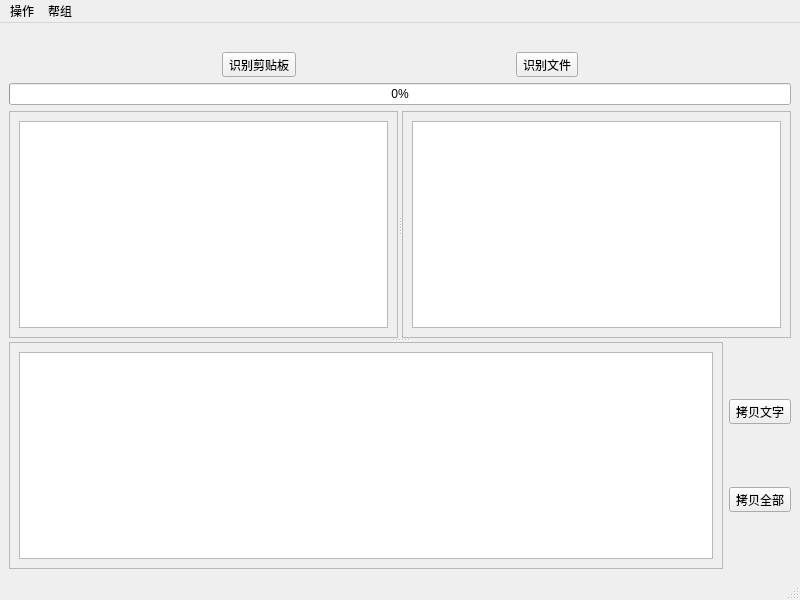
Old version of the form pybibiocr/mainwindow.ui in the repository bibiparrot/bibiocr.
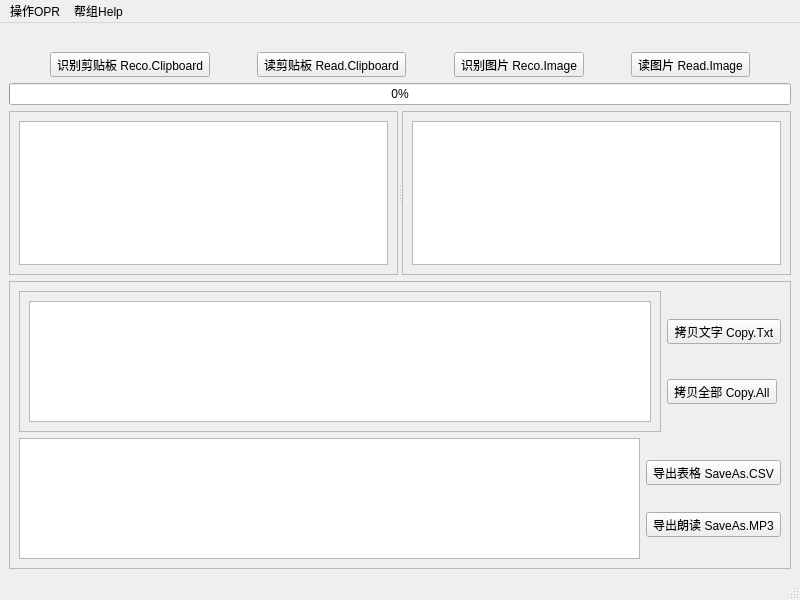
New version of the form. Icons and pictures are not drawn.

Patch:
```diff
--- a/pybibiocr/mainwindow.ui
+++ b/pybibiocr/mainwindow.ui
@@ -18,9 +18,7 @@
     <normaloff>bibiocr.ico</normaloff>bibiocr.ico</iconset>
   </property>
   <widget class="QWidget" name="centralwidget">
-   <layout class="QHBoxLayout" name="horizontalLayout_6">
-    <item>
-     <layout class="QVBoxLayout" name="verticalLayout_2">
+   <layout class="QVBoxLayout" name="verticalLayout_3">
       <item>
        <widget class="QLabel" name="label">
         <property name="text">
@@ -52,7 +50,27 @@
         <item>
          <widget class="QToolButton" name="toolButton">
           <property name="text">
-           <string>识别剪贴板</string>
+         <string>识别剪贴板 Reco.Clipboard</string>
+        </property>
+       </widget>
+      </item>
+      <item>
+       <spacer name="horizontalSpacer_5">
+        <property name="orientation">
+         <enum>Qt::Horizontal</enum>
+        </property>
+        <property name="sizeHint" stdset="0">
+         <size>
+          <width>40</width>
+          <height>20</height>
+         </size>
+        </property>
+       </spacer>
+      </item>
+      <item>
+       <widget class="QToolButton" name="toolButton_7">
+        <property name="text">
+         <string>读剪贴板 Read.Clipboard</string>
           </property>
          </widget>
         </item>
@@ -72,7 +90,27 @@
         <item>
          <widget class="QToolButton" name="toolButton_2">
           <property name="text">
-           <string>识别文件</string>
+         <string>识别图片 Reco.Image</string>
+        </property>
+       </widget>
+      </item>
+      <item>
+       <spacer name="horizontalSpacer_4">
+        <property name="orientation">
+         <enum>Qt::Horizontal</enum>
+        </property>
+        <property name="sizeHint" stdset="0">
+         <size>
+          <width>40</width>
+          <height>20</height>
+         </size>
+        </property>
+       </spacer>
+      </item>
+      <item>
+       <widget class="QToolButton" name="toolButton_6">
+        <property name="text">
+         <string>读图片 Read.Image</string>
           </property>
          </widget>
         </item>
@@ -99,10 +137,6 @@
        </widget>
       </item>
       <item>
-       <widget class="QSplitter" name="splitter_2">
-        <property name="orientation">
-         <enum>Qt::Vertical</enum>
-        </property>
         <widget class="QSplitter" name="splitter">
          <property name="orientation">
           <enum>Qt::Horizontal</enum>
@@ -116,8 +150,8 @@
             <rect>
              <x>0</x>
              <y>0</y>
-             <width>386</width>
-             <height>211</height>
+          <width>387</width>
+          <height>188</height>
             </rect>
            </property>
            <layout class="QHBoxLayout" name="horizontalLayout_5">
@@ -136,8 +170,8 @@
             <rect>
              <x>0</x>
              <y>0</y>
-             <width>385</width>
-             <height>211</height>
+          <width>386</width>
+          <height>188</height>
             </rect>
            </property>
            <layout class="QHBoxLayout" name="horizontalLayout">
@@ -148,7 +182,23 @@
           </widget>
          </widget>
         </widget>
-        <widget class="QWidget" name="layoutWidget">
+    </item>
+    <item>
+     <widget class="QScrollArea" name="scrollArea_4">
+      <property name="widgetResizable">
+       <bool>true</bool>
+      </property>
+      <widget class="QWidget" name="scrollAreaWidgetContents_4">
+       <property name="geometry">
+        <rect>
+         <x>0</x>
+         <y>0</y>
+         <width>780</width>
+         <height>265</height>
+        </rect>
+       </property>
+       <layout class="QVBoxLayout" name="verticalLayout_4">
+        <item>
          <layout class="QHBoxLayout" name="horizontalLayout_3">
           <item>
            <widget class="QScrollArea" name="scrollArea">
@@ -160,8 +210,8 @@
               <rect>
                <x>0</x>
                <y>0</y>
-               <width>701</width>
-               <height>211</height>
+               <width>629</width>
+               <height>126</height>
               </rect>
              </property>
              <layout class="QHBoxLayout" name="horizontalLayout_2">
@@ -190,7 +240,7 @@
             <item>
              <widget class="QToolButton" name="toolButton_4">
               <property name="text">
-               <string>拷贝文字</string>
+               <string>拷贝文字 Copy.Txt</string>
               </property>
              </widget>
             </item>
@@ -210,7 +260,7 @@
             <item>
              <widget class="QToolButton" name="toolButton_3">
               <property name="text">
-               <string>拷贝全部</string>
+               <string>拷贝全部 Copy.All</string>
               </property>
              </widget>
             </item>
@@ -230,10 +280,89 @@
            </layout>
           </item>
          </layout>
-        </widget>
-       </widget>
-      </item>
-     </layout>
+        </item>
+        <item>
+         <layout class="QHBoxLayout" name="horizontalLayout_6">
+          <item>
+           <widget class="QTableWidget" name="tableWidget"/>
+          </item>
+          <item>
+           <layout class="QVBoxLayout" name="verticalLayout_2">
+            <item>
+             <spacer name="verticalSpacer_4">
+              <property name="orientation">
+               <enum>Qt::Vertical</enum>
+              </property>
+              <property name="sizeHint" stdset="0">
+               <size>
+                <width>20</width>
+                <height>40</height>
+               </size>
+              </property>
+             </spacer>
+            </item>
+            <item>
+             <widget class="QToolButton" name="toolButton_5">
+              <property name="sizePolicy">
+               <sizepolicy hsizetype="Minimum" vsizetype="Fixed">
+                <horstretch>0</horstretch>
+                <verstretch>0</verstretch>
+               </sizepolicy>
+              </property>
+              <property name="text">
+               <string>导出表格 SaveAs.CSV</string>
+              </property>
+              <property name="shortcut">
+               <string>Ctrl+S</string>
+              </property>
+             </widget>
+            </item>
+            <item>
+             <spacer name="verticalSpacer_5">
+              <property name="orientation">
+               <enum>Qt::Vertical</enum>
+              </property>
+              <property name="sizeHint" stdset="0">
+               <size>
+                <width>20</width>
+                <height>40</height>
+               </size>
+              </property>
+             </spacer>
+            </item>
+            <item>
+             <widget class="QToolButton" name="toolButton_8">
+              <property name="sizePolicy">
+               <sizepolicy hsizetype="Minimum" vsizetype="Fixed">
+                <horstretch>0</horstretch>
+                <verstretch>0</verstretch>
+               </sizepolicy>
+              </property>
+              <property name="text">
+               <string>导出朗读 SaveAs.MP3</string>
+              </property>
+             </widget>
+            </item>
+            <item>
+             <spacer name="verticalSpacer_6">
+              <property name="orientation">
+               <enum>Qt::Vertical</enum>
+              </property>
+              <property name="sizeHint" stdset="0">
+               <size>
+                <width>20</width>
+                <height>40</height>
+               </size>
+              </property>
+             </spacer>
+            </item>
+           </layout>
+          </item>
+         </layout>
+        </item>
+       </layout>
+      </widget>
+     </widget>
     </item>
    </layout>
   </widget>
@@ -248,19 +377,23 @@
    </property>
    <widget class="QMenu" name="menu">
     <property name="title">
-     <string>操作</string>
+     <string>操作OPR</string>
     </property>
     <addaction name="action"/>
     <addaction name="action_2"/>
     <addaction name="action_3"/>
     <addaction name="action_4"/>
     <addaction name="action_5"/>
-   </widget>
-   <widget class="QMenu" name="menu_2">
-    <property name="title">
-     <string>帮组</string>
-    </property>
     <addaction name="action_6"/>
+    <addaction name="action_7"/>
+    <addaction name="action_8"/>
+    <addaction name="action_9"/>
+   </widget>
+   <widget class="QMenu" name="menu_2">
+    <property name="title">
+     <string>帮组Help</string>
+    </property>
+    <addaction name="action_10"/>
    </widget>
    <addaction name="menu"/>
    <addaction name="menu_2"/>
```
Left out of the diff: 48 changed lines with no effect on the pictures. Lines whose indentation alone changed are shown as unchanged.
